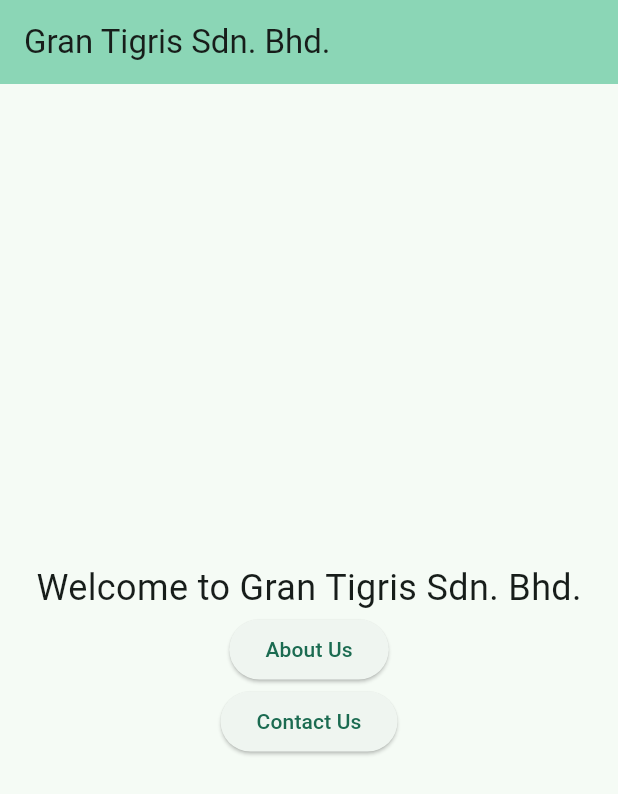
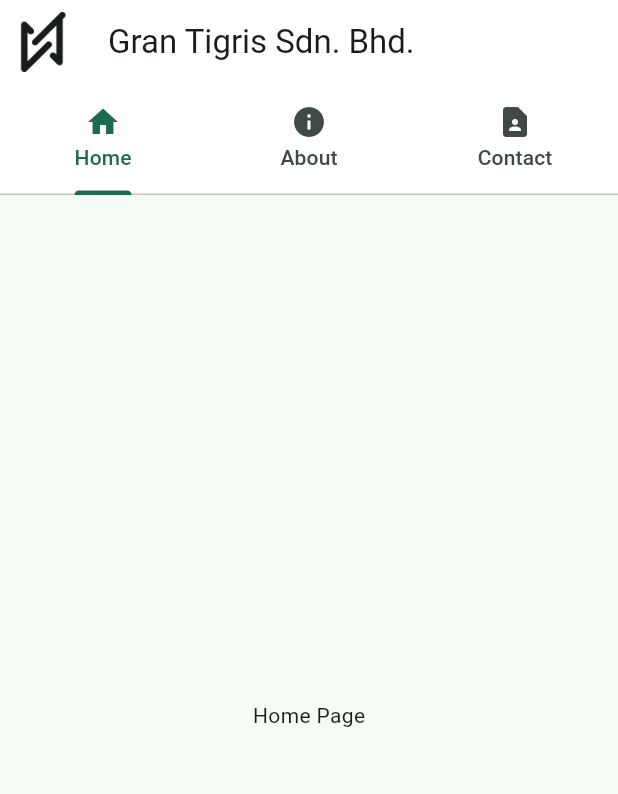
Before and after one commit to darksignal/gran_tigris_webapp, a Flutter app: the screen it shows after launch, on a phone screen of 412 x 824 dp. Shown: the top 794 px of the screen. Run offline on Flutter 3.47's test engine with Material 2 defaults, Android fonts, the phone set to English and light mode, and no system bars; our stand-ins replace bloc, equatable.

Commit message:
First layout with Material design

```diff
--- a/lib/features/gran_tigris_webapp/presentation/pages/home.dart
+++ b/lib/features/gran_tigris_webapp/presentation/pages/home.dart
@@ -2,15 +2,6 @@ import 'package:flutter/material.dart';
 
 class MyHomePage extends StatefulWidget {
   const MyHomePage({super.key, required this.title});
-
-  // This widget is the home page of your application. It is stateful, meaning
-  // that it has a State object (defined below) that contains fields that affect
-  // how it looks.
-
-  // This class is the configuration for the state. It holds the values (in this
-  // case the title) provided by the parent (in this case the App widget) and
-  // used by the build method of the State. Fields in a Widget subclass are
-  // always marked "final".
 
   final String title;
 
@@ -21,62 +12,11 @@ class MyHomePage extends StatefulWidget {
 class _MyHomePageState extends State<MyHomePage> {
   @override
   Widget build(BuildContext context) {
-    // This method is rerun every time setState is called, for instance as done
-    // by the _incrementCounter method above.
-    //
-    // The Flutter framework has been optimized to make rerunning build methods
-    // fast, so that you can just rebuild anything that needs updating rather
-    // than having to individually change instances of widgets.
-
     // SEO optimization (meta tags)
     // Monitoring and analytics (track pageview)
     return Scaffold(
-      appBar: AppBar(
-        // TRY THIS: Try changing the color here to a specific color (to
-        // Colors.amber, perhaps?) and trigger a hot reload to see the AppBar
-        // change color while the other colors stay the same.
-        backgroundColor: Theme.of(context).colorScheme.inversePrimary,
-        // Here we take the value from the MyHomePage object that was created by
-        // the App.build method, and use it to set our appbar title.
-        title: Text(widget.title),
-      ),
       body: Center(
-        // Center is a layout widget. It takes a single child and positions it
-        // in the middle of the parent.
-        child: Column(
-          // Column is also a layout widget. It takes a list of children and
-          // arranges them vertically. By default, it sizes itself to fit its
-          // children horizontally, and tries to be as tall as its parent.
-          //
-          // Column has various properties to control how it sizes itself and
-          // how it positions its children. Here we use mainAxisAlignment to
-          // center the children vertically; the main axis here is the vertical
-          // axis because Columns are vertical (the cross axis would be
-          // horizontal).
-          //
-          // TRY THIS: Invoke "debug painting" (choose the "Toggle Debug Paint"
-          // action in the IDE, or press "p" in the console), to see the
-          // wireframe for each widget.
-          mainAxisAlignment: MainAxisAlignment.center,
-          children: <Widget>[
-            Text(
-              'Welcome to Gran Tigris Sdn. Bhd.',
-              style: TextStyle(fontSize: 24),
-            ),
-            ElevatedButton(
-              onPressed: () {
-                Navigator.pushNamed(context, '/about');
-              },
-              child: Text('About Us'),
-            ),
-            ElevatedButton(
-              onPressed: () {
-                Navigator.pushNamed(context, '/contact');
-              },
-              child: Text('Contact Us'),
-            ),
-          ],
-        ),
+        child: Text('Home Page'),
       ),
     );
   }
--- a/lib/main.dart
+++ b/lib/main.dart
@@ -3,44 +3,52 @@ import 'features/gran_tigris_webapp/presentation/pages/home.dart';
 import 'features/gran_tigris_webapp/presentation/pages/about.dart';
 import 'features/gran_tigris_webapp/presentation/pages/contact.dart';
 
-void main() {
-  runApp(const MyApp());
-}
+void main() => runApp(const MyApp());
 
 class MyApp extends StatelessWidget {
   const MyApp({super.key});
 
-  // This widget is the root of your application.
   @override
   Widget build(BuildContext context) {
     return MaterialApp(
       title: 'Gran Tigris Sdn. Bhd.',
       theme: ThemeData(
-        // This is the theme of your application.
-        //
-        // TRY THIS: Try running your application with "flutter run". You'll see
-        // the application has a blue toolbar. Then, without quitting the app,
-        // try changing the seedColor in the colorScheme below to Colors.green
-        // and then invoke "hot reload" (save your changes or press the "hot
-        // reload" button in a Flutter-supported IDE, or press "r" if you used
-        // the command line to start the app).
-        //
-        // Notice that the counter didn't reset back to zero; the application
-        // state is not lost during the reload. To reset the state, use hot
-        // restart instead.
-        //
-        // This works for code too, not just values: Most code changes can be
-        // tested with just a hot reload.
-        colorScheme: ColorScheme.fromSeed(
-            seedColor: const Color.fromARGB(255, 151, 206, 181)),
-        useMaterial3: true,
+          colorScheme: ColorScheme.fromSeed(
+              seedColor: const Color.fromARGB(255, 151, 206, 181)),
+          useMaterial3: true,
+          primaryTextTheme: TextTheme(
+            titleLarge: TextStyle(color: Colors.white),
+          )),
+      home: DefaultTabController(
+        length: 3,
+        child: Scaffold(
+          appBar: AppBar(
+            leading: Builder(
+              builder: (context) => IconButton(
+                icon:
+                    const ImageIcon(AssetImage('asset/images/GT-Icon-512.png')),
+                iconSize: 512,
+                onPressed: () => Null,
+              ),
+            ),
+            title: Text('Gran Tigris Sdn. Bhd.'),
+            backgroundColor: Theme.of(context).colorScheme.inversePrimary,
+            //foregroundColor: Theme.of(context).colorScheme.onPrimary,
+            bottom: const TabBar(tabs: [
+              Tab(icon: Icon(Icons.home), text: 'Home'),
+              Tab(icon: Icon(Icons.info), text: 'About'),
+              Tab(icon: Icon(Icons.contact_page), text: 'Contact'),
+            ]),
+          ),
+          body: TabBarView(
+            children: [
+              Center(child: MyHomePage(title: 'Gran Tigris Sdn. Bhd.')),
+              Center(child: AboutPage()),
+              Center(child: ContactPage())
+            ],
+          ),
+        ),
       ),
-      home: MyHomePage(title: 'Gran Tigris Sdn. Bhd.'),
-      routes: {
-        //'/': (context) => const MyHomePage(title: 'Gran Tigris Sdn. Bhd.'),
-        '/about': (context) => const AboutPage(),
-        '/contact': (context) => ContactPage(),
-      },
     );
   }
 }
```
Also changed, not shown: pubspec.yaml (+5 -3 lines), flutter_01.png (added).
